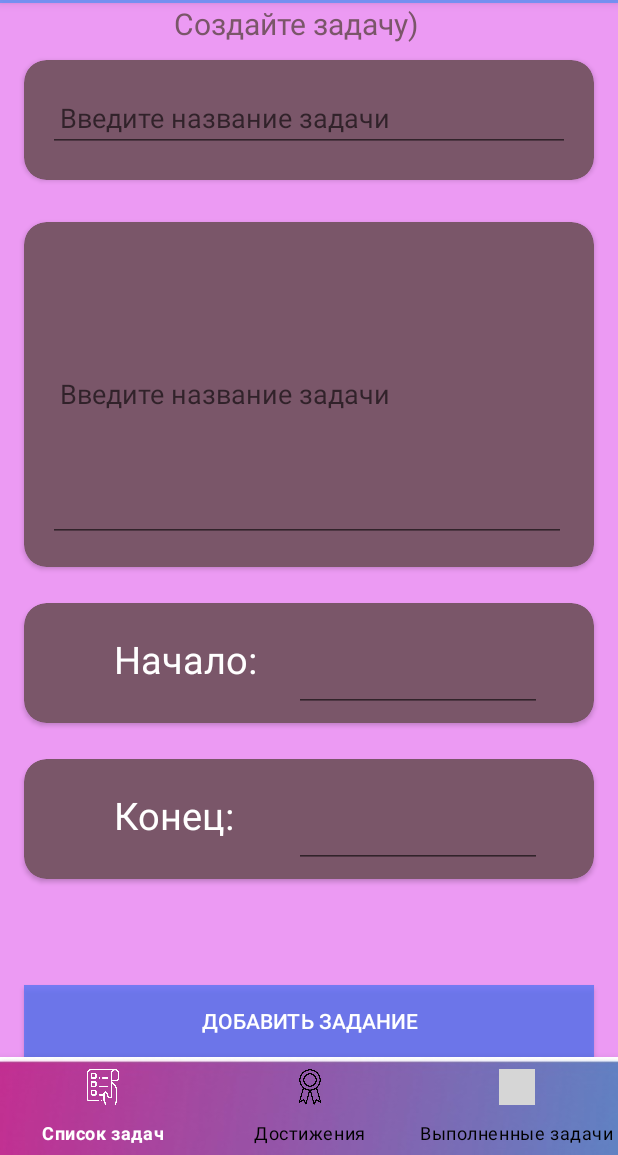
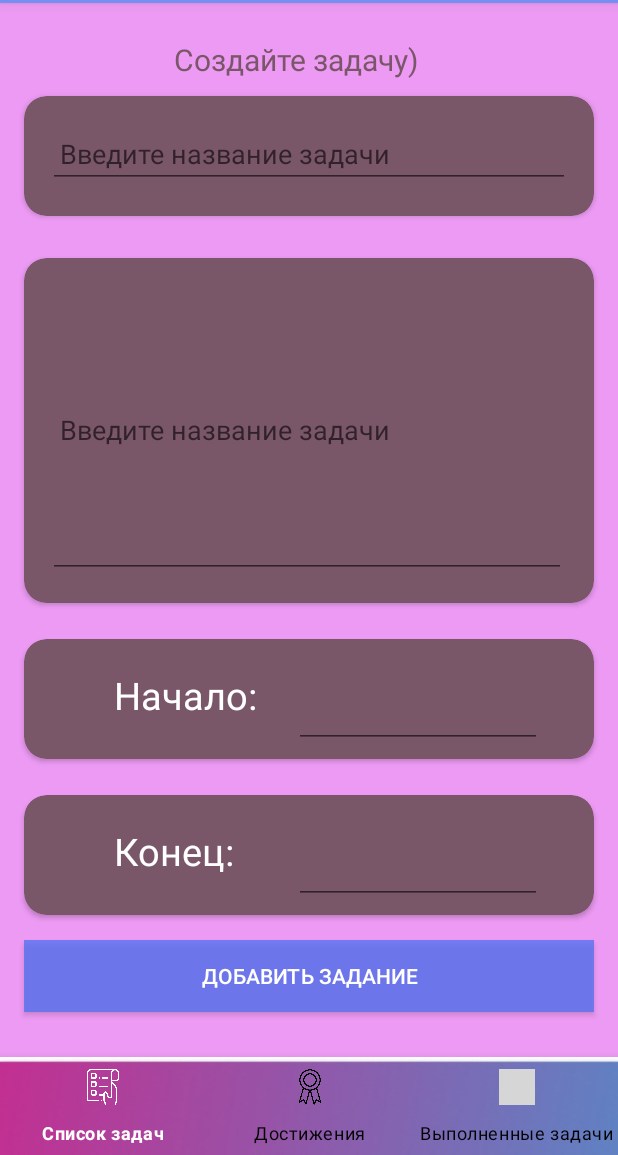
Before and after one commit to GrKnght/SummerPractice-Team7, an Android app: the screen it shows after launch (MainActivity), after a tap on an icon or button, on a phone screen of 412 x 824 dp, the part 81-1236 px from its top. Run offline under Robolectric (Android 15) with nearby library versions, the phone set to English and light mode, and no system bars; our stand-ins replace navigation-ui; grey boxes are pictures that could not be loaded.

Commit message:
Little modifications

```diff
--- a/app/src/main/res/layout/fragment_create_task.xml
+++ b/app/src/main/res/layout/fragment_create_task.xml
@@ -12,15 +12,16 @@
         android:layout_width="match_parent"
         android:layout_height="30dp"
         android:layout_marginStart="16dp"
+        android:layout_marginTop="24dp"
         android:layout_marginEnd="16dp"
         android:paddingLeft="100dp"
         android:text="Создайте задачу)"
+        android:textColor="#7A5669"
         android:textSize="20sp"
-        android:textColor="#7A5669"
         app:layout_constraintEnd_toEndOf="parent"
+        app:layout_constraintHorizontal_bias="0.0"
         app:layout_constraintStart_toStartOf="parent"
         app:layout_constraintTop_toTopOf="parent" />
-
 
     <androidx.cardview.widget.CardView
         android:id="@+id/cardView"
@@ -160,6 +161,7 @@
         android:layout_width="0dp"
         android:layout_height="wrap_content"
         android:layout_marginHorizontal="16dp"
+        android:layout_marginBottom="30dp"
         android:background="#BC4C71F4"
         android:text="Добавить задание"
         android:textColor="@color/white"
--- a/app/src/main/res/layout/fragment_daily_task.xml
+++ b/app/src/main/res/layout/fragment_daily_task.xml
@@ -52,11 +52,11 @@
         android:id="@+id/addingTask"
         android:layout_width="65dp"
         android:layout_height="65dp"
-        android:layout_marginTop="172dp"
+        android:layout_marginTop="92dp"
+        android:background="@null"
         android:src="@drawable/plus"
-        android:background="@null"
         app:layout_constraintEnd_toEndOf="parent"
-        app:layout_constraintHorizontal_bias="0.95"
+        app:layout_constraintHorizontal_bias="0.953"
         app:layout_constraintStart_toStartOf="parent"
         app:layout_constraintTop_toBottomOf="@+id/textView" />
 
```
Also changed, not shown: app/src/main/java/summerpractice/team7/mymemory/CreateTaskFragment.kt (+10 -5 lines).
